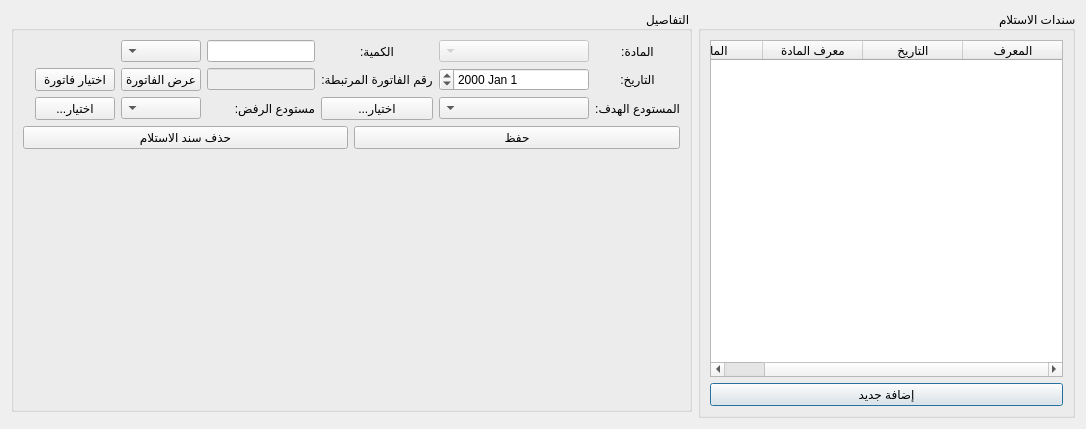
Above: Ui_ReceiptDocs.ui from rabee361/E-commerce2 before the change. Below: the same form after it.
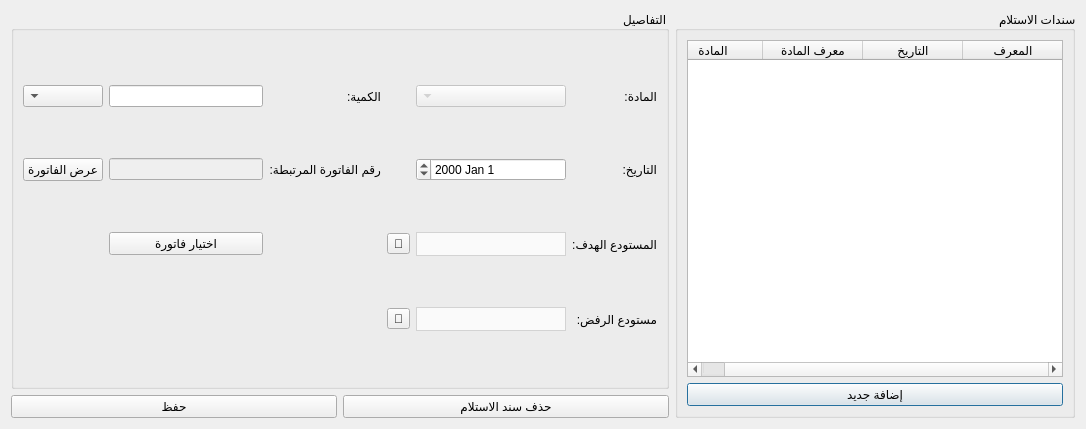
That is the form after the change.

The edit to the form file:
```diff
--- a/Ui_ReceiptDocs.ui
+++ b/Ui_ReceiptDocs.ui
@@ -108,80 +108,72 @@
       <string>التفاصيل</string>
      </property>
      <layout class="QGridLayout" name="gridLayout">
-      <item row="3" column="1">
-       <widget class="QComboBox" name="target_warehouse_combobox"/>
-      </item>
-      <item row="0" column="2">
+      <item row="0" column="3">
        <widget class="QLabel" name="quantity_label">
         <property name="text">
          <string>الكمية:</string>
         </property>
-        <property name="alignment">
-         <set>Qt::AlignCenter</set>
+       </widget>
+      </item>
+      <item row="0" column="5">
+       <widget class="QComboBox" name="units_combobox"/>
+      </item>
+      <item row="2" column="4">
+       <widget class="QLineEdit" name="invoice_number_input">
+        <property name="enabled">
+         <bool>false</bool>
         </property>
+        <property name="styleSheet">
+         <string notr="true">color:black;\nbackground-color:white;\nborder:solid 1px;</string>
+        </property>
+        <property name="readOnly">
+         <bool>false</bool>
+        </property>
        </widget>
       </item>
-      <item row="6" column="1">
-       <spacer name="vertical_spacer">
-        <property name="orientation">
-         <enum>Qt::Vertical</enum>
+      <item row="3" column="2">
+       <widget class="QToolButton" name="select_target_warehouse_btn">
+        <property name="text">
+         <string>🔎</string>
         </property>
-        <property name="sizeHint" stdset="0">
-         <size>
-          <width>20</width>
-          <height>290</height>
-         </size>
+       </widget>
+      </item>
+      <item row="4" column="1">
+       <widget class="QComboBox" name="rejection_warehouse_combobox">
+        <property name="styleSheet">
+         <string notr="true">QComboBox {
+        background-color: #fafafa;
+        border: 1px solid lightgrey;		
+		height: 22px;
+		color: black;
+    }
+    QComboBox::drop-down {
+        border: none;
+    }</string>
         </property>
-       </spacer>
+       </widget>
       </item>
-      <item row="1" column="0">
+      <item row="2" column="0">
        <widget class="QLabel" name="date_label">
         <property name="text">
          <string>التاريخ:</string>
         </property>
-        <property name="alignment">
-         <set>Qt::AlignCenter</set>
-        </property>
        </widget>
       </item>
-      <item row="1" column="1">
-       <widget class="QDateEdit" name="date_dateedit"/>
-      </item>
-      <item row="3" column="2">
-       <widget class="QPushButton" name="select_target_warehouse_btn">
+      <item row="4" column="0">
+       <widget class="QLabel" name="rejection_warehouse_label">
         <property name="text">
-         <string>...اختيار</string>
+         <string>مستودع الرفض:</string>
         </property>
        </widget>
       </item>
-      <item row="1" column="2">
-       <widget class="QLabel" name="quantity_label_2">
+      <item row="0" column="0">
+       <widget class="QLabel" name="material_label">
         <property name="text">
-         <string>رقم الفاتورة المرتبطة:</string>
+         <string>المادة:</string>
         </property>
-        <property name="alignment">
-         <set>Qt::AlignCenter</set>
-        </property>
        </widget>
       </item>
-      <item row="5" column="0" colspan="8">
-       <layout class="QHBoxLayout" name="button_layout">
-        <item>
-         <widget class="QPushButton" name="save_btn">
-          <property name="text">
-           <string>حفظ</string>
-          </property>
-         </widget>
-        </item>
-        <item>
-         <widget class="QPushButton" name="delete_receipt_doc_btn">
-          <property name="text">
-           <string>حذف سند الاستلام</string>
-          </property>
-         </widget>
-        </item>
-       </layout>
-      </item>
       <item row="0" column="1">
        <widget class="QComboBox" name="materials_combobox">
         <property name="enabled">
@@ -198,13 +190,23 @@
         </property>
        </widget>
       </item>
-      <item row="0" column="0">
-       <widget class="QLabel" name="material_label">
+      <item row="2" column="1">
+       <widget class="QDateEdit" name="date_dateedit"/>
+      </item>
+      <item row="2" column="5">
+       <widget class="QPushButton" name="show_invoice_btn">
         <property name="text">
-         <string>المادة:</string>
+         <string>عرض الفاتورة</string>
         </property>
-        <property name="alignment">
-         <set>Qt::AlignCenter</set>
+       </widget>
+      </item>
+      <item row="0" column="4">
+       <widget class="QLineEdit" name="quantity_input"/>
+      </item>
+      <item row="2" column="3">
+       <widget class="QLabel" name="quantity_label_2">
+        <property name="text">
+         <string>رقم الفاتورة المرتبطة:</string>
         </property>
        </widget>
       </item>
@@ -215,72 +217,56 @@
         </property>
        </widget>
       </item>
-      <item row="0" column="3">
-       <widget class="QLineEdit" name="quantity_input"/>
-      </item>
-      <item row="0" column="4">
-       <widget class="QComboBox" name="units_combobox"/>
-      </item>
-      <item row="1" column="3">
-       <widget class="QLineEdit" name="invoice_number_input">
-        <property name="enabled">
-         <bool>false</bool>
-        </property>
+      <item row="3" column="1">
+       <widget class="QComboBox" name="target_warehouse_combobox">
         <property name="styleSheet">
-         <string notr="true">color:black;\nbackground-color:white;\nborder:solid 1px;</string>
-        </property>
-        <property name="readOnly">
-         <bool>false</bool>
+         <string notr="true">QComboBox {
+        background-color: #fafafa;
+        border: 1px solid lightgrey;		
+		height: 22px;
+		color: black;
+    }
+    QComboBox::drop-down {
+        border: none;
+    }</string>
         </property>
        </widget>
       </item>
-      <item row="1" column="4">
-       <widget class="QPushButton" name="show_invoice_btn">
+      <item row="4" column="2">
+       <widget class="QToolButton" name="select_rejection_warehouse_btn">
         <property name="text">
-         <string>عرض الفاتورة</string>
+         <string>🔎</string>
         </property>
        </widget>
       </item>
-      <item row="1" column="5">
+      <item row="3" column="4">
        <widget class="QPushButton" name="pick_invoice_btn">
         <property name="text">
          <string>اختيار فاتورة</string>
         </property>
        </widget>
       </item>
-      <item row="3" column="3">
-       <widget class="QLabel" name="rejection_warehouse_label">
-        <property name="text">
-         <string>مستودع الرفض:</string>
-        </property>
-       </widget>
-      </item>
-      <item row="3" column="4">
-       <widget class="QComboBox" name="rejection_warehouse_combobox"/>
-      </item>
-      <item row="3" column="5">
-       <widget class="QPushButton" name="select_rejection_warehouse_btn">
-        <property name="text">
-         <string>...اختيار</string>
-        </property>
-       </widget>
-      </item>
-      <item row="4" column="2">
-       <spacer name="verticalSpacer">
-        <property name="orientation">
-         <enum>Qt::Vertical</enum>
-        </property>
-        <property name="sizeHint" stdset="0">
-         <size>
-          <width>20</width>
-          <height>40</height>
-         </size>
-        </property>
-       </spacer>
-      </item>
      </layout>
     </widget>
    </item>
+   <item row="1" column="1">
+    <layout class="QHBoxLayout" name="button_layout">
+     <item>
+      <widget class="QPushButton" name="delete_receipt_doc_btn">
+       <property name="text">
+        <string>حذف سند الاستلام</string>
+       </property>
+      </widget>
+     </item>
+     <item>
+      <widget class="QPushButton" name="save_btn">
+       <property name="text">
+        <string>حفظ</string>
+       </property>
+      </widget>
+     </item>
+    </layout>
+   </item>
   </layout>
  </widget>
  <resources/>
```
